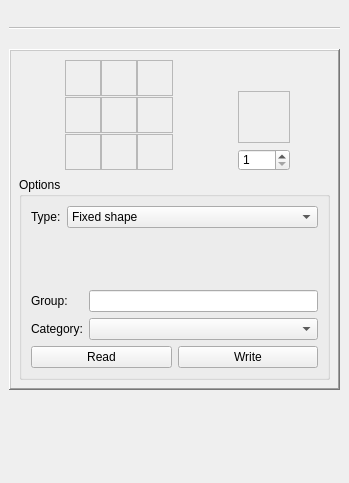
Qt form src/visualrecipeeditordock.ui (IoeCmcomc/MCDatapacker) before a commit.
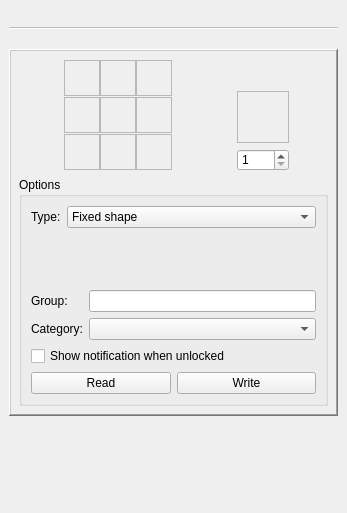
The same form after that commit. Icons and pictures are not drawn. Custom widgets are drawn as their Qt base class.

Commit message: [Minecraft] Add "show_notification" property to the recipe editor

The edit to the form file:
```diff
--- a/src/visualrecipeeditordock.ui
+++ b/src/visualrecipeeditordock.ui
@@ -6,8 +6,8 @@
    <rect>
     <x>0</x>
     <y>0</y>
-    <width>349</width>
-    <height>483</height>
+    <width>347</width>
+    <height>513</height>
    </rect>
   </property>
   <property name="sizePolicy">
@@ -1070,7 +1070,7 @@
              <item row="1" column="1">
               <widget class="QLineEdit" name="recipeGroupInput"/>
              </item>
-             <item row="3" column="0" colspan="2">
+             <item row="4" column="0" colspan="2">
               <layout class="QHBoxLayout" name="horizontalLayout_6">
                <item>
                 <widget class="QPushButton" name="readRecipeBtn">
@@ -1101,6 +1101,13 @@
              <item row="2" column="1">
               <widget class="QComboBox" name="recipeCategoryCombo"/>
              </item>
+             <item row="3" column="0" colspan="2">
+              <widget class="TrueFalseBox" name="showNotifCheck">
+               <property name="text">
+                <string>Show notification when unlocked</string>
+               </property>
+              </widget>
+             </item>
             </layout>
            </widget>
           </item>
@@ -1148,6 +1155,11 @@
    <header location="global">stackedwidget.h</header>
    <container>1</container>
   </customwidget>
+  <customwidget>
+   <class>TrueFalseBox</class>
+   <extends>QCheckBox</extends>
+   <header location="global">truefalsebox.h</header>
+  </customwidget>
  </customwidgets>
  <resources>
   <include location="../resource/minecraft/minecraft.qrc"/>
```
The commit also changes 1 other file.
